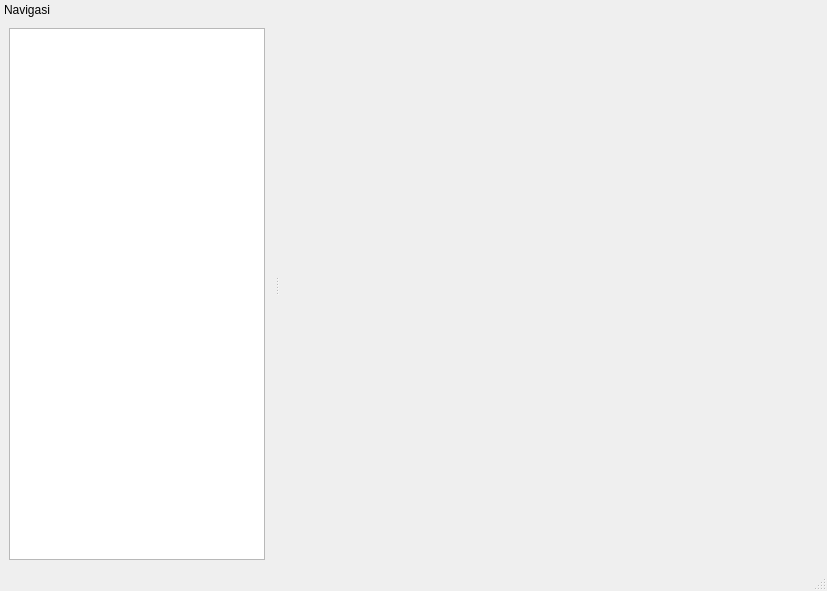
AyahnaSyahid/Printex-KaosPolos, file src/ui/kaospoloswindow.ui: the form before one commit.
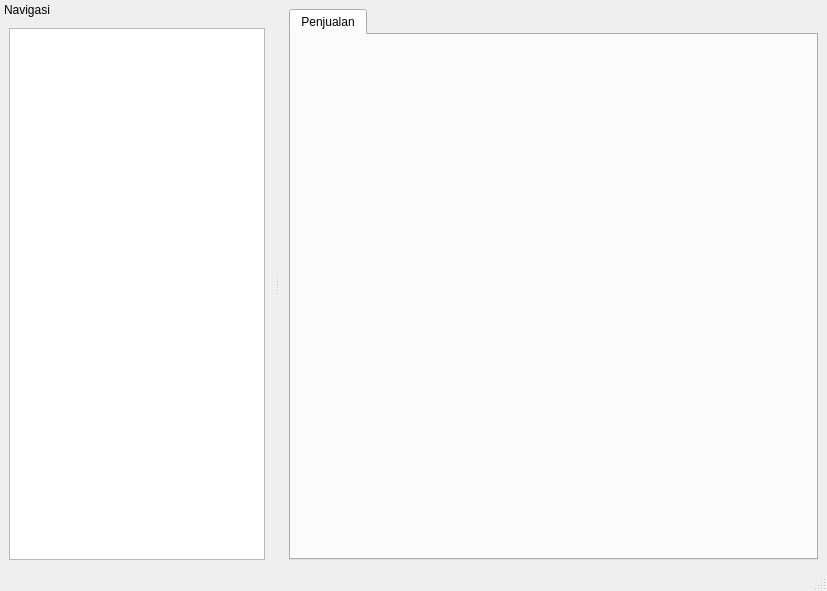
The form after the commit.

Commit message: Konsumen Edit Done, sekarang bagian penjualan

Diff of the .ui file:
```diff
--- a/src/ui/kaospoloswindow.ui
+++ b/src/ui/kaospoloswindow.ui
@@ -13,7 +13,25 @@
   <property name="windowTitle">
    <string>Kaos Polos</string>
   </property>
-  <widget class="QWidget" name="centralwidget"/>
+  <widget class="QWidget" name="centralwidget">
+   <layout class="QVBoxLayout" name="verticalLayout_2">
+    <item>
+     <widget class="QTabWidget" name="tabWidget">
+      <property name="tabPosition">
+       <enum>QTabWidget::TabPosition::North</enum>
+      </property>
+      <property name="currentIndex">
+       <number>0</number>
+      </property>
+      <widget class="QWidget" name="tabPenjualan">
+       <attribute name="title">
+        <string>Penjualan</string>
+       </attribute>
+      </widget>
+     </widget>
+    </item>
+   </layout>
+  </widget>
   <widget class="QMenuBar" name="menubar">
    <property name="geometry">
     <rect>
```
Left out of the diff: 5 changed lines with no effect on the pictures. The commit also changes 7 other files.
